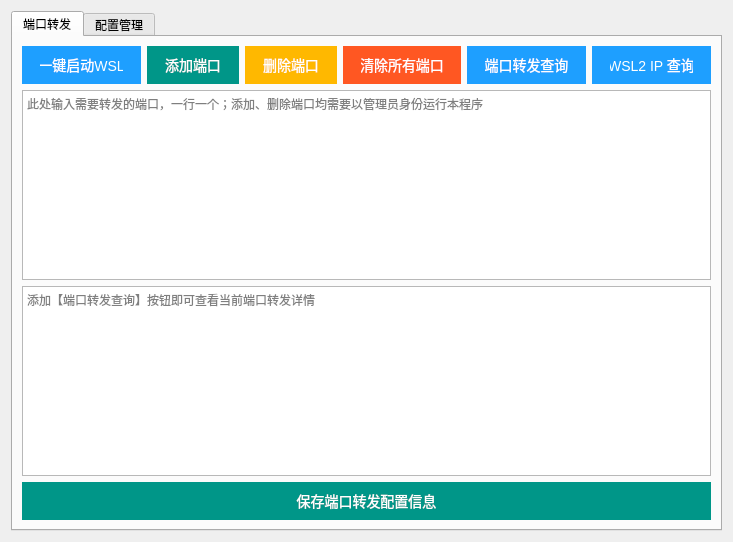
Qt form src/lib/wsl2.ui (itxq/wslm-gui) before a commit.
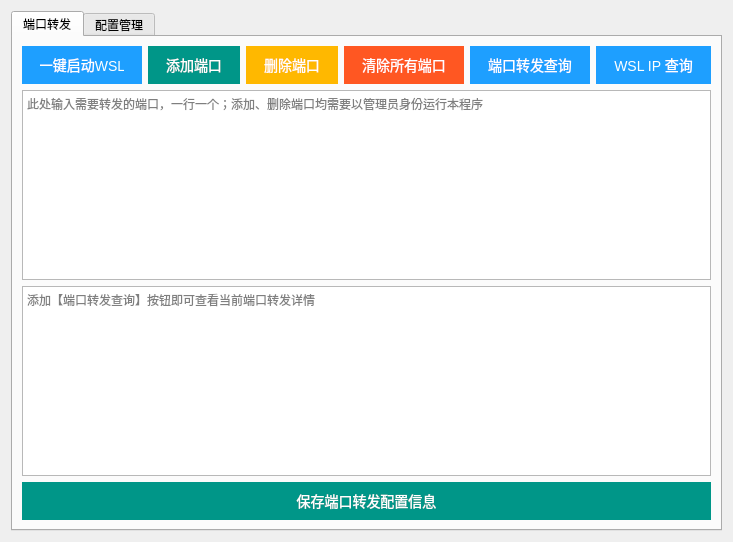
The same form after that commit. The open tabs and pages were chosen to show the change.

Commit message: UI调整

The edit to the form file:
```diff
--- a/src/lib/wsl2.ui
+++ b/src/lib/wsl2.ui
@@ -235,7 +235,7 @@
 border-radius: 100px;</string>
              </property>
              <property name="text">
-              <string>WSL2 IP 查询</string>
+              <string>WSL IP 查询</string>
              </property>
              <property name="default">
               <bool>false</bool>
```
Left out of the diff: 2 changed lines with no effect on the pictures.
